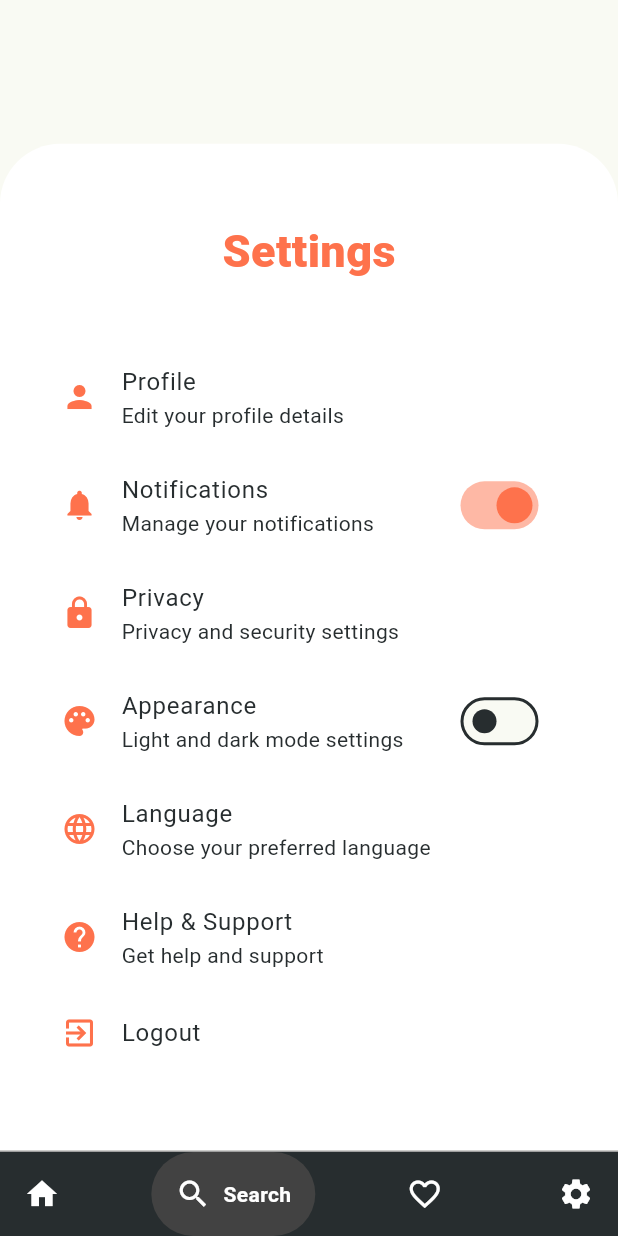
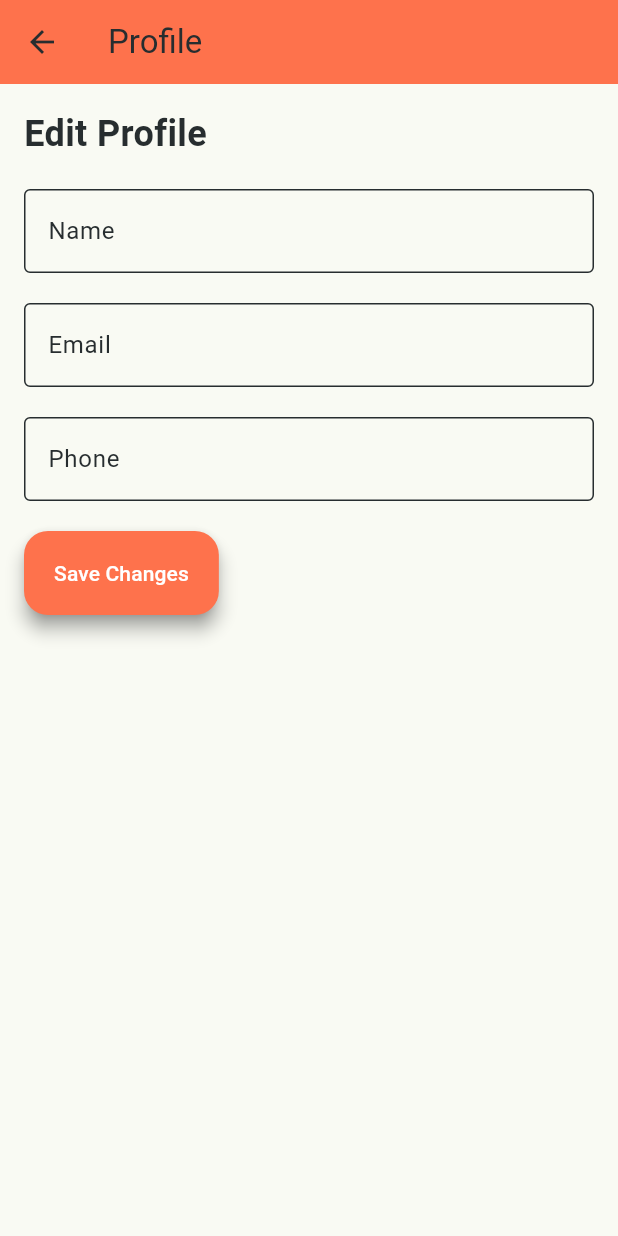
Before and after one commit to zeynep59/real_estate, a Flutter app: the Settings screen opened by its route, item 2 of the bottom bar chosen, after a tap on "Profile", on a phone screen of 412 x 824 dp. Run offline on Flutter 3.47's test engine with Material 3 defaults, Android fonts, the phone set to English and light mode, and no system bars; drawn by our look-alikes of google_nav_bar; our stand-ins replace cloud_firestore, firebase_auth, firebase_core, geocoding, google_maps_flutter, icons_plus and 2 more; accounts and stored records are empty.

Commit message:
profile info edit

```diff
--- /dev/null
+++ b/lib/screens/profile.dart
@@ -0,0 +1,91 @@
+import 'package:flutter/material.dart';
+
+class Profile extends StatelessWidget {
+  const Profile({super.key});
+
+  @override
+  Widget build(BuildContext context) {
+    final nameController = TextEditingController();
+    final emailController = TextEditingController();
+    final phoneController = TextEditingController();
+
+    void _saveChanges() {
+      // Implement your save logic here
+
+      // Show dialog after saving changes
+      showDialog(
+        context: context,
+        builder: (BuildContext context) {
+          return AlertDialog(
+            title: const Text('Success'),
+            content: const Text('Profile changes have been saved.'),
+            actions: <Widget>[
+              TextButton(
+                child: const Text('OK'),
+                onPressed: () {
+                  // Close the dialog and navigate back to settings
+                  Navigator.pop(context); // Close the dialog
+                  Navigator.popUntil(
+                    context,
+                    ModalRoute.withName('/settings'),
+                  ); // Navigate back to settings
+                },
+              ),
+            ],
+          );
+        },
+      );
+    }
+
+    return Scaffold(
+      appBar: AppBar(
+        title: const Text('Profile'),
+        backgroundColor: Theme.of(context).primaryColor,
+      ),
+      body: Padding(
+        padding: const EdgeInsets.all(16.0),
+        child: Column(
+          crossAxisAlignment: CrossAxisAlignment.start,
+          children: [
+            const Text(
+              'Edit Profile',
+              style: TextStyle(
+                fontSize: 24.0,
+                fontWeight: FontWeight.bold,
+              ),
+            ),
+            const SizedBox(height: 20),
+            TextField(
+              controller: nameController,
+              decoration: const InputDecoration(
+                labelText: 'Name',
+                border: OutlineInputBorder(),
+              ),
+            ),
+            const SizedBox(height: 20),
+            TextField(
+              controller: emailController,
+              decoration: const InputDecoration(
+                labelText: 'Email',
+                border: OutlineInputBorder(),
+              ),
+            ),
+            const SizedBox(height: 20),
+            TextField(
+              controller: phoneController,
+              decoration: const InputDecoration(
+                labelText: 'Phone',
+                border: OutlineInputBorder(),
+              ),
+            ),
+            const SizedBox(height: 20),
+            ElevatedButton(
+              onPressed: _saveChanges,
+              child: const Text('Save Changes'),
+            ),
+          ],
+        ),
+      ),
+    );
+  }
+}
--- a/lib/screens/settings.dart
+++ b/lib/screens/settings.dart
@@ -3,6 +3,7 @@ import 'package:google_nav_bar/google_nav_bar.dart';
 import 'package:flutter/services.dart'; // Import this package for SystemNavigator.pop()
 
 import '../theme/theme.dart';
+import 'profile.dart'; // Import the Profile page
 
 class Settings extends StatefulWidget {
   const Settings({super.key});
@@ -61,6 +62,10 @@ class _SettingsState extends State<Settings> {
                       subtitle: const Text('Edit your profile details'),
                       onTap: () {
                         // Navigate to profile edit screen
+                        Navigator.push(
+                          context,
+                          MaterialPageRoute(builder: (context) => const Profile()),
+                        );
                       },
                     ),
                     ListTile(
```
